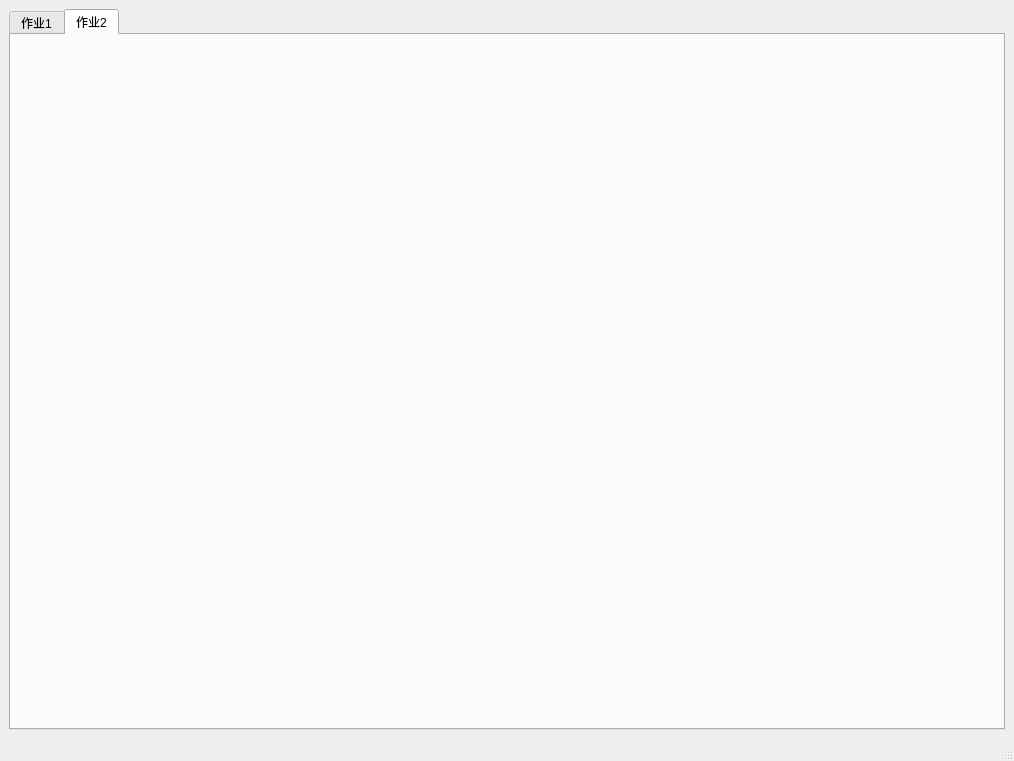
Old version of the form hw5/hw5/mainwindow.ui in the repository zone-1614/games102.
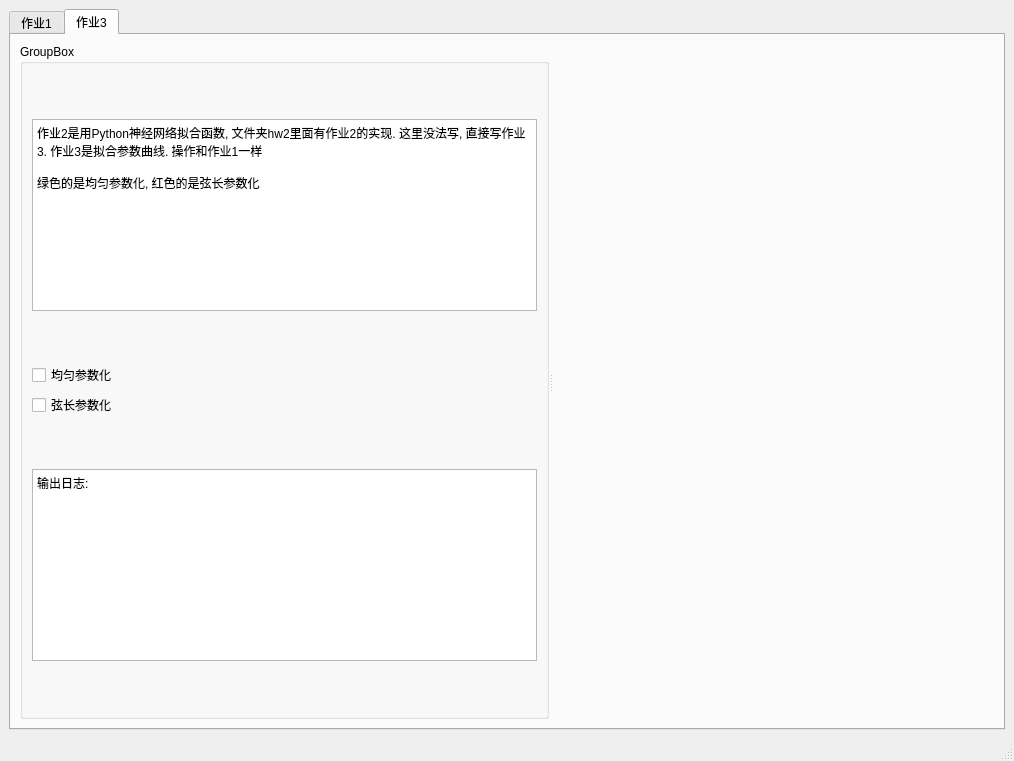
New version of the form. The open tabs and pages were chosen to show the change. Custom widgets are drawn as their Qt base class.

Commit message: 作业1和作业3

```diff
--- a/hw5/hw5/mainwindow.ui
+++ b/hw5/hw5/mainwindow.ui
@@ -120,8 +120,124 @@
       </widget>
       <widget class="QWidget" name="tab_2">
        <attribute name="title">
-        <string>作业2</string>
+        <string>作业3</string>
        </attribute>
+       <layout class="QHBoxLayout" name="horizontalLayout_4">
+        <item>
+         <widget class="QSplitter" name="splitter_3">
+          <property name="orientation">
+           <enum>Qt::Horizontal</enum>
+          </property>
+          <widget class="QGroupBox" name="groupBox_2">
+           <property name="sizePolicy">
+            <sizepolicy hsizetype="Preferred" vsizetype="Preferred">
+             <horstretch>3</horstretch>
+             <verstretch>0</verstretch>
+            </sizepolicy>
+           </property>
+           <property name="title">
+            <string>GroupBox</string>
+           </property>
+           <layout class="QHBoxLayout" name="horizontalLayout_5">
+            <item>
+             <layout class="QVBoxLayout" name="verticalLayout_2">
+              <item>
+               <spacer name="verticalSpacer_2">
+                <property name="orientation">
+                 <enum>Qt::Vertical</enum>
+                </property>
+                <property name="sizeHint" stdset="0">
+                 <size>
+                  <width>20</width>
+                  <height>40</height>
+                 </size>
+                </property>
+               </spacer>
+              </item>
+              <item>
+               <widget class="QPlainTextEdit" name="plainTextEdit">
+                <property name="plainText">
+                 <string>作业2是用Python神经网络拟合函数, 文件夹hw2里面有作业2的实现. 这里没法写, 直接写作业3. 作业3是拟合参数曲线. 操作和作业1一样
+
+绿色的是均匀参数化, 红色的是弦长参数化</string>
+                </property>
+               </widget>
+              </item>
+              <item>
+               <spacer name="verticalSpacer_4">
+                <property name="orientation">
+                 <enum>Qt::Vertical</enum>
+                </property>
+                <property name="sizeHint" stdset="0">
+                 <size>
+                  <width>20</width>
+                  <height>40</height>
+                 </size>
+                </property>
+               </spacer>
+              </item>
+              <item>
+               <widget class="QCheckBox" name="checkBox_2">
+                <property name="text">
+                 <string>均匀参数化</string>
+                </property>
+               </widget>
+              </item>
+              <item>
+               <widget class="QCheckBox" name="checkBox_4">
+                <property name="text">
+                 <string>弦长参数化</string>
+                </property>
+               </widget>
+              </item>
+              <item>
+               <spacer name="verticalSpacer">
+                <property name="orientation">
+                 <enum>Qt::Vertical</enum>
+                </property>
+                <property name="sizeHint" stdset="0">
+                 <size>
+                  <width>20</width>
+                  <height>40</height>
+                 </size>
+                </property>
+               </spacer>
+              </item>
+              <item>
+               <widget class="QPlainTextEdit" name="hw3log">
+                <property name="plainText">
+                 <string>输出日志: </string>
+                </property>
+               </widget>
+              </item>
+              <item>
+               <spacer name="verticalSpacer_3">
+                <property name="orientation">
+                 <enum>Qt::Vertical</enum>
+                </property>
+                <property name="sizeHint" stdset="0">
+                 <size>
+                  <width>20</width>
+                  <height>40</height>
+                 </size>
+                </property>
+               </spacer>
+              </item>
+             </layout>
+            </item>
+           </layout>
+          </widget>
+          <widget class="Hw3Form" name="hw3form" native="true">
+           <property name="sizePolicy">
+            <sizepolicy hsizetype="Preferred" vsizetype="Preferred">
+             <horstretch>7</horstretch>
+             <verstretch>0</verstretch>
+            </sizepolicy>
+           </property>
+          </widget>
+         </widget>
+        </item>
+       </layout>
       </widget>
      </widget>
     </item>
@@ -146,6 +262,12 @@
    <header>form.h</header>
    <container>1</container>
   </customwidget>
+  <customwidget>
+   <class>Hw3Form</class>
+   <extends>QWidget</extends>
+   <header>hw3form.h</header>
+   <container>1</container>
+  </customwidget>
  </customwidgets>
  <resources/>
  <connections/>
```
Left out of the diff: 2 changed lines with no effect on the pictures. The commit also changes 8 other files.
